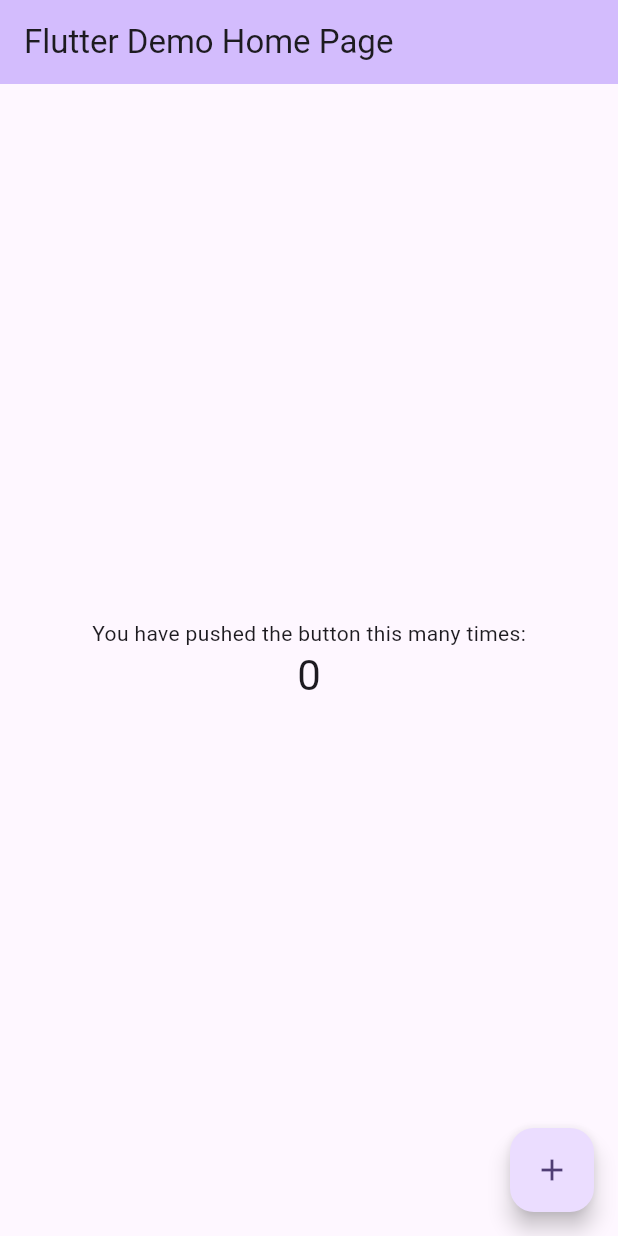
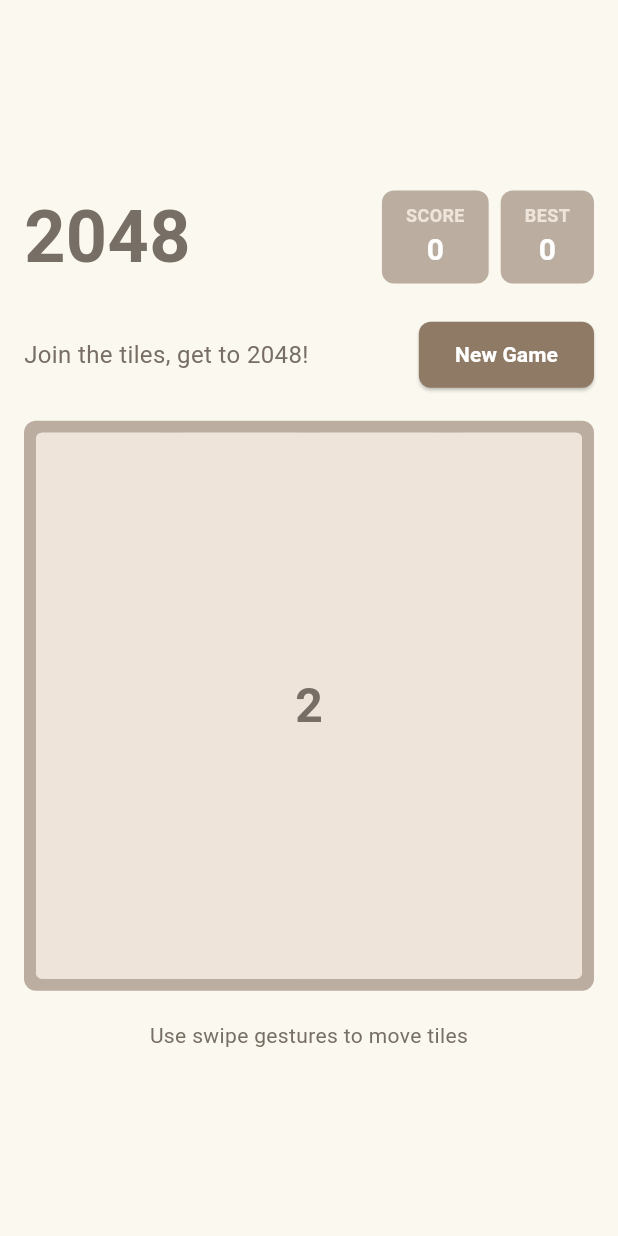
Before and after one commit to could-ai/019a57ae-ce59-7600-a785-8466624e5ab5, a Flutter app: the screen it shows after launch, on a phone screen of 412 x 824 dp. Run offline on Flutter 3.47's test engine with Material 3 defaults, Android fonts, the phone set to English and light mode, and no system bars.

Commit message:
Replaced the template counter app with the main entry point for the 2048 game. Created a MaterialApp with appropriate theming (beige background color matching classic 2048 game aesthetic) and set the GameScreen as the home page.; Created the main game screen with full 2048 game logic. Implemented a 4x4 grid system with swipe gesture controls (up, down, left, right), tile movement and merging logic, score tracking (current score and best score), random tile generation (90% chance of 2, 10% chance of 4), game over detection when no more moves are available, and a new game button to restart. The screen includes proper UI with score boxes, instructions, and game over message.; Created the Tile model class to represent each tile in the 2048 game. Each tile has a value (2, 4, 8, 16, etc.), and its position on the grid (row and column). Included a copyWith method for easy tile modification during game operations.; Created the GameBoard widget that displays the 4x4 game grid. This widget renders the background grid cells (empty tile placeholders) in a beige color and overlays the actual tile widgets on top. Uses a Stack to layer the background grid and the active tiles, with proper spacing and rounded corners matching the classic 2048 aesthetic.; Created the TileWidget that displays individual tiles on the game board. Each tile has dynamic coloring based on its value (matching the classic 2048 color scheme from light beige for 2 to gold for 2048), text color that adapts for readability (dark for low values, white for higher values), font size that scales down for larger numbers, and smooth animations when tiles move position using AnimatedPositioned. The widget calculates precise positioning based on the tile's row and column coordinates.

```diff
--- a/usr/lib/main.dart
+++ b/usr/lib/main.dart
@@ -1,120 +1,23 @@
 import 'package:flutter/material.dart';
+import 'screens/game_screen.dart';
 
 void main() {
-  runApp(const MyApp());
+  runApp(const Game2048App());
 }
 
-class MyApp extends StatelessWidget {
-  const MyApp({super.key});
+class Game2048App extends StatelessWidget {
+  const Game2048App({super.key});
 
-  // This widget is the root of your application.
   @override
   Widget build(BuildContext context) {
     return MaterialApp(
-      title: 'Flutter Demo',
+      title: '2048 Game',
       debugShowCheckedModeBanner: false,
       theme: ThemeData(
-        // This is the theme of your application.
-        //
-        // TRY THIS: Try running your application with "flutter run". You'll see
-        // the application has a purple toolbar. Then, without quitting the app,
-        // try changing the seedColor in the colorScheme below to Colors.green
-        // and then invoke "hot reload" (save your changes or press the "hot
-        // reload" button in a Flutter-supported IDE, or press "r" if you used
-        // the command line to start the app).
-        //
-        // Notice that the counter didn't reset back to zero; the application
-        // state is not lost during the reload. To reset the state, use hot
-        // restart instead.
-        //
-        // This works for code too, not just values: Most code changes can be
-        // tested with just a hot reload.
-        colorScheme: ColorScheme.fromSeed(seedColor: Colors.deepPurple),
+        primarySwatch: Colors.orange,
+        scaffoldBackgroundColor: const Color(0xFFFAF8EF),
       ),
-      home: const MyHomePage(title: 'Flutter Demo Home Page'),
+      home: const GameScreen(),
     );
   }
 }
-
-class MyHomePage extends StatefulWidget {
-  const MyHomePage({super.key, required this.title});
-
-  // This widget is the home page of your application. It is stateful, meaning
-  // that it has a State object (defined below) that contains fields that affect
-  // how it looks.
-
-  // This class is the configuration for the state. It holds the values (in this
-  // case the title) provided by the parent (in this case the App widget) and
-  // used by the build method of the State. Fields in a Widget subclass are
-  // always marked "final".
-
-  final String title;
-
-  @override
-  State<MyHomePage> createState() => _MyHomePageState();
-}
-
-class _MyHomePageState extends State<MyHomePage> {
-  int _counter = 0;
-
-  void _incrementCounter() {
-    setState(() {
-      // This call to setState tells the Flutter framework that something has
-      // changed in this State, which causes it to rerun the build method below
-      // so that the display can reflect the updated values. If we changed
-      // _counter without calling setState(), then the build method would not be
-      // called again, and so nothing would appear to happen.
-      _counter++;
-    });
-  }
-
-  @override
-  Widget build(BuildContext context) {
-    // This method is rerun every time setState is called, for instance as done
-    // by the _incrementCounter method above.
-    //
-    // The Flutter framework has been optimized to make rerunning build methods
-    // fast, so that you can just rebuild anything that needs updating rather
-    // than having to individually change instances of widgets.
-    return Scaffold(
-      appBar: AppBar(
-        // TRY THIS: Try changing the color here to a specific color (to
-        // Colors.amber, perhaps?) and trigger a hot reload to see the AppBar
-        // change color while the other colors stay the same.
-        backgroundColor: Theme.of(context).colorScheme.inversePrimary,
-        // Here we take the value from the MyHomePage object that was created by
-        // the App.build method, and use it to set our appbar title.
-        title: Text(widget.title),
-      ),
-      body: Center(
-        // Center is a layout widget. It takes a single child and positions it
-        // in the middle of the parent.
-        child: Column(
-          // Column is also a layout widget. It takes a list of children and
-          // arranges them vertically. By default, it sizes itself to fit its
-          // children horizontally, and tries to be as tall as its parent.
-          //
-          // Column has various properties to control how it sizes itself and
-          // how it positions its children. Here we use mainAxisAlignment to
-          // center the children vertically; the main axis here is the vertical
-          // axis because Columns are vertical (the cross axis would be
-          // horizontal).
-          //
-          // TRY THIS: Invoke "debug painting" (choose the "Toggle Debug Paint"
-          // action in the IDE, or press "p" in the console), to see the
-          // wireframe for each widget.
-          mainAxisAlignment: MainAxisAlignment.center,
-          children: <Widget>[
-            const Text('You have pushed the button this many times:'),
-            Text('$_counter', style: Theme.of(context).textTheme.headlineMedium),
-          ],
-        ),
-      ),
-      floatingActionButton: FloatingActionButton(
-        onPressed: _incrementCounter,
-        tooltip: 'Increment',
-        child: const Icon(Icons.add),
-      ), // This trailing comma makes auto-formatting nicer for build methods.
-    );
-  }
-}
--- /dev/null
+++ b/usr/lib/models/tile.dart
@@ -0,0 +1,23 @@
+class Tile {
+  final int value;
+  final int row;
+  final int col;
+
+  Tile({
+    required this.value,
+    required this.row,
+    required this.col,
+  });
+
+  Tile copyWith({
+    int? value,
+    int? row,
+    int? col,
+  }) {
+    return Tile(
+      value: value ?? this.value,
+      row: row ?? this.row,
+      col: col ?? this.col,
+    );
+  }
+}
--- /dev/null
+++ b/usr/lib/screens/game_screen.dart
@@ -0,0 +1,380 @@
+import 'package:flutter/material.dart';
+import 'dart:math';
+import '../models/tile.dart';
+import '../widgets/tile_widget.dart';
+import '../widgets/game_board.dart';
+
+class GameScreen extends StatefulWidget {
+  const GameScreen({super.key});
+
+  @override
+  State<GameScreen> createState() => _GameScreenState();
+}
+
+class _GameScreenState extends State<GameScreen> with SingleTickerProviderStateMixin {
+  static const int gridSize = 4;
+  List<List<Tile?>> grid = List.generate(gridSize, (_) => List.filled(gridSize, null));
+  int score = 0;
+  int bestScore = 0;
+  bool gameOver = false;
+  late AnimationController _animationController;
+
+  @override
+  void initState() {
+    super.initState();
+    _animationController = AnimationController(
+      vsync: this,
+      duration: const Duration(milliseconds: 200),
+    );
+    _initGame();
+  }
+
+  @override
+  void dispose() {
+    _animationController.dispose();
+    super.dispose();
+  }
+
+  void _initGame() {
+    grid = List.generate(gridSize, (_) => List.filled(gridSize, null));
+    score = 0;
+    gameOver = false;
+    _addRandomTile();
+    _addRandomTile();
+    setState(() {});
+  }
+
+  void _addRandomTile() {
+    List<Point<int>> emptyCells = [];
+    for (int i = 0; i < gridSize; i++) {
+      for (int j = 0; j < gridSize; j++) {
+        if (grid[i][j] == null) {
+          emptyCells.add(Point(i, j));
+        }
+      }
+    }
+
+    if (emptyCells.isEmpty) return;
+
+    final random = Random();
+    final cell = emptyCells[random.nextInt(emptyCells.length)];
+    final value = random.nextDouble() < 0.9 ? 2 : 4;
+    grid[cell.x][cell.y] = Tile(value: value, row: cell.x, col: cell.y);
+  }
+
+  bool _canMove() {
+    // Check for empty cells
+    for (int i = 0; i < gridSize; i++) {
+      for (int j = 0; j < gridSize; j++) {
+        if (grid[i][j] == null) return true;
+      }
+    }
+
+    // Check for possible merges
+    for (int i = 0; i < gridSize; i++) {
+      for (int j = 0; j < gridSize; j++) {
+        final current = grid[i][j];
+        if (current != null) {
+          // Check right
+          if (j < gridSize - 1 && grid[i][j + 1]?.value == current.value) return true;
+          // Check down
+          if (i < gridSize - 1 && grid[i + 1][j]?.value == current.value) return true;
+        }
+      }
+    }
+
+    return false;
+  }
+
+  void _move(Direction direction) {
+    if (gameOver) return;
+
+    bool moved = false;
+    List<List<Tile?>> newGrid = List.generate(gridSize, (_) => List.filled(gridSize, null));
+    List<List<bool>> merged = List.generate(gridSize, (_) => List.filled(gridSize, false));
+
+    void moveTile(int row, int col, int newRow, int newCol) {
+      if (grid[row][col] != null) {
+        if (newGrid[newRow][newCol] == null) {
+          newGrid[newRow][newCol] = Tile(
+            value: grid[row][col]!.value,
+            row: newRow,
+            col: newCol,
+          );
+          moved = true;
+        } else if (newGrid[newRow][newCol]!.value == grid[row][col]!.value && !merged[newRow][newCol]) {
+          newGrid[newRow][newCol] = Tile(
+            value: grid[row][col]!.value * 2,
+            row: newRow,
+            col: newCol,
+          );
+          score += grid[row][col]!.value * 2;
+          merged[newRow][newCol] = true;
+          moved = true;
+        }
+      }
+    }
+
+    if (direction == Direction.left) {
+      for (int i = 0; i < gridSize; i++) {
+        int targetCol = 0;
+        for (int j = 0; j < gridSize; j++) {
+          if (grid[i][j] != null) {
+            if (targetCol != j || (newGrid[i][targetCol] != null && newGrid[i][targetCol]!.value == grid[i][j]!.value)) {
+              if (newGrid[i][targetCol] == null) {
+                moveTile(i, j, i, targetCol);
+              } else if (newGrid[i][targetCol]!.value == grid[i][j]!.value && !merged[i][targetCol]) {
+                moveTile(i, j, i, targetCol);
+                targetCol++;
+              } else {
+                targetCol++;
+                moveTile(i, j, i, targetCol);
+              }
+            } else {
+              newGrid[i][targetCol] = grid[i][j];
+            }
+            if (newGrid[i][targetCol] != null) targetCol++;
+          }
+        }
+      }
+    } else if (direction == Direction.right) {
+      for (int i = 0; i < gridSize; i++) {
+        int targetCol = gridSize - 1;
+        for (int j = gridSize - 1; j >= 0; j--) {
+          if (grid[i][j] != null) {
+            if (targetCol != j || (newGrid[i][targetCol] != null && newGrid[i][targetCol]!.value == grid[i][j]!.value)) {
+              if (newGrid[i][targetCol] == null) {
+                moveTile(i, j, i, targetCol);
+              } else if (newGrid[i][targetCol]!.value == grid[i][j]!.value && !merged[i][targetCol]) {
+                moveTile(i, j, i, targetCol);
+                targetCol--;
+              } else {
+                targetCol--;
+                moveTile(i, j, i, targetCol);
+              }
+            } else {
+              newGrid[i][targetCol] = grid[i][j];
+            }
+            if (newGrid[i][targetCol] != null) targetCol--;
+          }
+        }
+      }
+    } else if (direction == Direction.up) {
+      for (int j = 0; j < gridSize; j++) {
+        int targetRow = 0;
+        for (int i = 0; i < gridSize; i++) {
+          if (grid[i][j] != null) {
+            if (targetRow != i || (newGrid[targetRow][j] != null && newGrid[targetRow][j]!.value == grid[i][j]!.value)) {
+              if (newGrid[targetRow][j] == null) {
+                moveTile(i, j, targetRow, j);
+              } else if (newGrid[targetRow][j]!.value == grid[i][j]!.value && !merged[targetRow][j]) {
+                moveTile(i, j, targetRow, j);
+                targetRow++;
+              } else {
+                targetRow++;
+                moveTile(i, j, targetRow, j);
+              }
+            } else {
+              newGrid[targetRow][j] = grid[i][j];
+            }
+            if (newGrid[targetRow][j] != null) targetRow++;
+          }
+        }
+      }
+    } else if (direction == Direction.down) {
+      for (int j = 0; j < gridSize; j++) {
+        int targetRow = gridSize - 1;
+        for (int i = gridSize - 1; i >= 0; i--) {
+          if (grid[i][j] != null) {
+            if (targetRow != i || (newGrid[targetRow][j] != null && newGrid[targetRow][j]!.value == grid[i][j]!.value)) {
+              if (newGrid[targetRow][j] == null) {
+                moveTile(i, j, targetRow, j);
+              } else if (newGrid[targetRow][j]!.value == grid[i][j]!.value && !merged[targetRow][j]) {
+                moveTile(i, j, targetRow, j);
+                targetRow--;
+              } else {
+                targetRow--;
+                moveTile(i, j, targetRow, j);
+              }
+            } else {
+              newGrid[targetRow][j] = grid[i][j];
+            }
+            if (newGrid[targetRow][j] != null) targetRow--;
+          }
+        }
+      }
+    }
+
+    if (moved) {
+      grid = newGrid;
+      _addRandomTile();
+
+      if (score > bestScore) {
+        bestScore = score;
+      }
+
+      if (!_canMove()) {
+        gameOver = true;
+      }
+
+      setState(() {});
+    }
+  }
+
+  @override
+  Widget build(BuildContext context) {
+    return Scaffold(
+      body: SafeArea(
+        child: Center(
+          child: ConstrainedBox(
+            constraints: const BoxConstraints(maxWidth: 500),
+            child: Padding(
+              padding: const EdgeInsets.all(16.0),
+              child: Column(
+                mainAxisAlignment: MainAxisAlignment.center,
+                children: [
+                  // Header with title and scores
+                  Row(
+                    mainAxisAlignment: MainAxisAlignment.spaceBetween,
+                    children: [
+                      const Text(
+                        '2048',
+                        style: TextStyle(
+                          fontSize: 48,
+                          fontWeight: FontWeight.bold,
+                          color: Color(0xFF776E65),
+                        ),
+                      ),
+                      Row(
+                        children: [
+                          _buildScoreBox('SCORE', score),
+                          const SizedBox(width: 8),
+                          _buildScoreBox('BEST', bestScore),
+                        ],
+                      ),
+                    ],
+                  ),
+                  const SizedBox(height: 20),
+
+                  // Instructions and New Game button
+                  Row(
+                    mainAxisAlignment: MainAxisAlignment.spaceBetween,
+                    children: [
+                      const Expanded(
+                        child: Text(
+                          'Join the tiles, get to 2048!',
+                          style: TextStyle(
+                            fontSize: 16,
+                            color: Color(0xFF776E65),
+                          ),
+                        ),
+                      ),
+                      ElevatedButton(
+                        onPressed: _initGame,
+                        style: ElevatedButton.styleFrom(
+                          backgroundColor: const Color(0xFF8F7A66),
+                          foregroundColor: Colors.white,
+                          padding: const EdgeInsets.symmetric(horizontal: 24, vertical: 12),
+                          shape: RoundedRectangleBorder(
+                            borderRadius: BorderRadius.circular(8),
+                          ),
+                        ),
+                        child: const Text(
+                          'New Game',
+                          style: TextStyle(fontWeight: FontWeight.bold),
+                        ),
+                      ),
+                    ],
+                  ),
+                  const SizedBox(height: 20),
+
+                  // Game board
+                  GestureDetector(
+                    onVerticalDragEnd: (details) {
+                      if (details.primaryVelocity! < 0) {
+                        _move(Direction.up);
+                      } else if (details.primaryVelocity! > 0) {
+                        _move(Direction.down);
+                      }
+                    },
+                    onHorizontalDragEnd: (details) {
+                      if (details.primaryVelocity! < 0) {
+                        _move(Direction.left);
+                      } else if (details.primaryVelocity! > 0) {
+                        _move(Direction.right);
+                      }
+                    },
+                    child: GameBoard(grid: grid, gridSize: gridSize),
+                  ),
+
+                  if (gameOver)
+                    Padding(
+                      padding: const EdgeInsets.only(top: 20),
+                      child: Container(
+                        padding: const EdgeInsets.all(16),
+                        decoration: BoxDecoration(
+                          color: const Color(0xFFEDC22E).withOpacity(0.8),
+                          borderRadius: BorderRadius.circular(8),
+                        ),
+                        child: const Text(
+                          'Game Over! No more moves available.',
+                          style: TextStyle(
+                            fontSize: 18,
+                            fontWeight: FontWeight.bold,
+                            color: Colors.white,
+                          ),
+                          textAlign: TextAlign.center,
+                        ),
+                      ),
+                    ),
+
+                  const SizedBox(height: 20),
+                  const Text(
+                    'Use swipe gestures to move tiles',
+                    style: TextStyle(
+                      fontSize: 14,
+                      color: Color(0xFF776E65),
+                    ),
+                    textAlign: TextAlign.center,
+                  ),
+                ],
+              ),
+            ),
+          ),
+        ),
+      ),
+    );
+  }
+
+  Widget _buildScoreBox(String label, int value) {
+    return Container(
+      padding: const EdgeInsets.symmetric(horizontal: 16, vertical: 8),
+      decoration: BoxDecoration(
+        color: const Color(0xFFBBADA0),
+        borderRadius: BorderRadius.circular(8),
+      ),
+      child: Column(
+        children: [
+          Text(
+            label,
+            style: const TextStyle(
+              fontSize: 12,
+              fontWeight: FontWeight.bold,
+              color: Color(0xFFEEE4DA),
+            ),
+          ),
+          Text(
+            '$value',
+            style: const TextStyle(
+              fontSize: 20,
+              fontWeight: FontWeight.bold,
+              color: Colors.white,
+            ),
+          ),
+        ],
+      ),
+    );
+  }
+}
+
+enum Direction { up, down, left, right }
--- /dev/null
+++ b/usr/lib/widgets/game_board.dart
@@ -0,0 +1,63 @@
+import 'package:flutter/material.dart';
+import '../models/tile.dart';
+import 'tile_widget.dart';
+
+class GameBoard extends StatelessWidget {
+  final List<List<Tile?>> grid;
+  final int gridSize;
+
+  const GameBoard({
+    super.key,
+    required this.grid,
+    required this.gridSize,
+  });
+
+  @override
+  Widget build(BuildContext context) {
+    return AspectRatio(
+      aspectRatio: 1,
+      child: Container(
+        padding: const EdgeInsets.all(8),
+        decoration: BoxDecoration(
+          color: const Color(0xFFBBADA0),
+          borderRadius: BorderRadius.circular(8),
+        ),
+        child: Stack(
+          children: [
+            // Background grid
+            GridView.builder(
+              physics: const NeverScrollableScrollPhysics(),
+              gridDelegate: SliverGridDelegateWithFixedCrossAxisCount(
+                crossAxisCount: gridSize,
+                crossAxisSpacing: 8,
+                mainAxisSpacing: 8,
+              ),
+              itemCount: gridSize * gridSize,
+              itemBuilder: (context, index) {
+                return Container(
+                  decoration: BoxDecoration(
+                    color: const Color(0xFFCDC1B4),
+                    borderRadius: BorderRadius.circular(4),
+                  ),
+                );
+              },
+            ),
+            // Tiles
+            ...List.generate(gridSize, (row) {
+              return List.generate(gridSize, (col) {
+                final tile = grid[row][col];
+                if (tile != null) {
+                  return TileWidget(
+                    tile: tile,
+                    gridSize: gridSize,
+                  );
+                }
+                return const SizedBox.shrink();
+              });
+            }).expand((element) => element),
+          ],
+        ),
+      ),
+    );
+  }
+}
--- /dev/null
+++ b/usr/lib/widgets/tile_widget.dart
@@ -0,0 +1,90 @@
+import 'package:flutter/material.dart';
+import '../models/tile.dart';
+
+class TileWidget extends StatelessWidget {
+  final Tile tile;
+  final int gridSize;
+
+  const TileWidget({
+    super.key,
+    required this.tile,
+    required this.gridSize,
+  });
+
+  Color _getTileColor(int value) {
+    switch (value) {
+      case 2:
+        return const Color(0xFFEEE4DA);
+      case 4:
+        return const Color(0xFFEDE0C8);
+      case 8:
+        return const Color(0xFFF2B179);
+      case 16:
+        return const Color(0xFFF59563);
+      case 32:
+        return const Color(0xFFF67C5F);
+      case 64:
+        return const Color(0xFFF65E3B);
+      case 128:
+        return const Color(0xFFEDCF72);
+      case 256:
+        return const Color(0xFFEDCC61);
+      case 512:
+        return const Color(0xFFEDC850);
+      case 1024:
+        return const Color(0xFFEDC53F);
+      case 2048:
+        return const Color(0xFFEDC22E);
+      default:
+        return const Color(0xFF3C3A32);
+    }
+  }
+
+  Color _getTextColor(int value) {
+    return value <= 4 ? const Color(0xFF776E65) : Colors.white;
+  }
+
+  double _getFontSize(int value) {
+    if (value < 100) return 32;
+    if (value < 1000) return 28;
+    if (value < 10000) return 24;
+    return 20;
+  }
+
+  @override
+  Widget build(BuildContext context) {
+    return LayoutBuilder(
+      builder: (context, constraints) {
+        final boardSize = constraints.maxWidth;
+        final tileSize = (boardSize - (gridSize + 1) * 8) / gridSize;
+        final left = tile.col * (tileSize + 8) + 8;
+        final top = tile.row * (tileSize + 8) + 8;
+
+        return AnimatedPositioned(
+          duration: const Duration(milliseconds: 200),
+          curve: Curves.easeInOut,
+          left: left,
+          top: top,
+          width: tileSize,
+          height: tileSize,
+          child: Container(
+            decoration: BoxDecoration(
+              color: _getTileColor(tile.value),
+              borderRadius: BorderRadius.circular(4),
+            ),
+            child: Center(
+              child: Text(
+                '${tile.value}',
+                style: TextStyle(
+                  fontSize: _getFontSize(tile.value),
+                  fontWeight: FontWeight.bold,
+                  color: _getTextColor(tile.value),
+                ),
+              ),
+            ),
+          ),
+        );
+      },
+    );
+  }
+}
```
